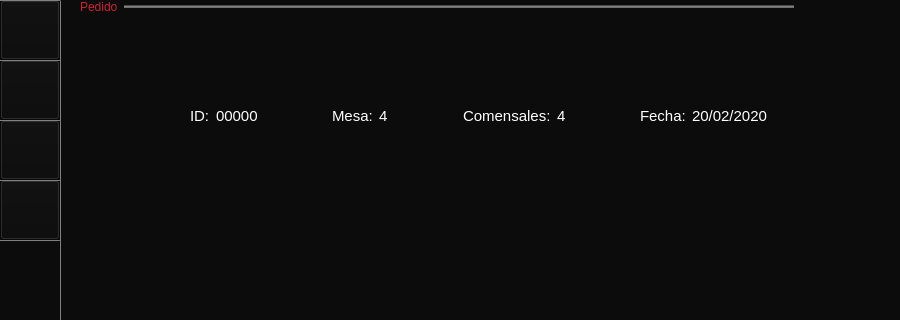
Old version of the form Restaurante/Mesero/principal_mesero.ui in the repository camvaz/restaurante-ihc; both pictures show x 0 to 900 and y 0 to 320 of the 900 by 600 pixel window.
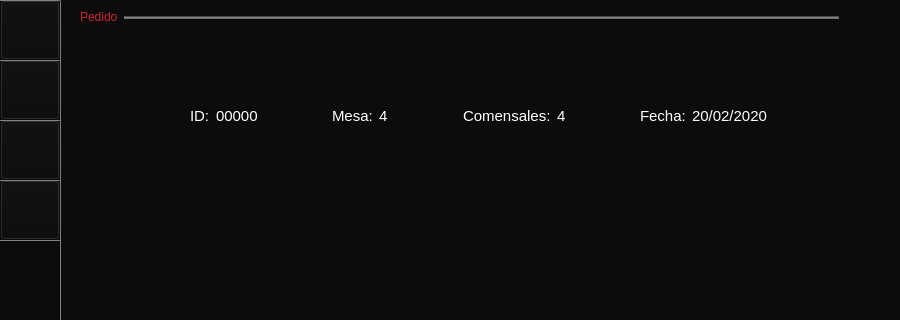
New version of the form. The open tabs and pages were chosen to show the change.

Commit message: correcion de errores

Diff of the .ui file:
```diff
--- a/Restaurante/Mesero/principal_mesero.ui
+++ b/Restaurante/Mesero/principal_mesero.ui
@@ -4036,7 +4036,15 @@
        <string>Enviar orden</string>
       </property>
      </widget>
-     <widget class="QWidget" name="">
+     <widget class="QWidget" name="layoutWidget">
+      <property name="geometry">
+       <rect>
+        <x>0</x>
+        <y>0</y>
+        <width>759</width>
+        <height>35</height>
+       </rect>
+      </property>
       <layout class="QHBoxLayout" name="horizontalLayout_40">
        <item>
         <widget class="QLabel" name="label_27">
@@ -4074,7 +4082,7 @@
        </item>
       </layout>
      </widget>
-     <widget class="QWidget" name="">
+     <widget class="QWidget" name="layoutWidget">
       <property name="geometry">
        <rect>
         <x>110</x>
```
Left out of the diff: 38 changed lines with no effect on the pictures. The commit also changes 2 other files.
